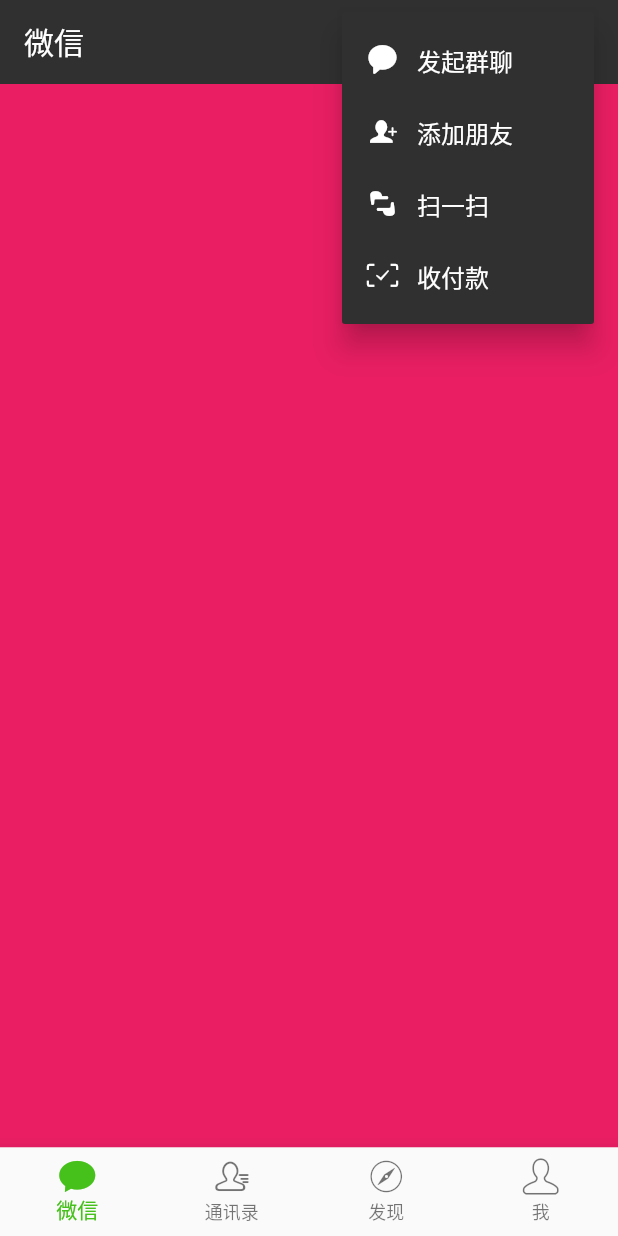
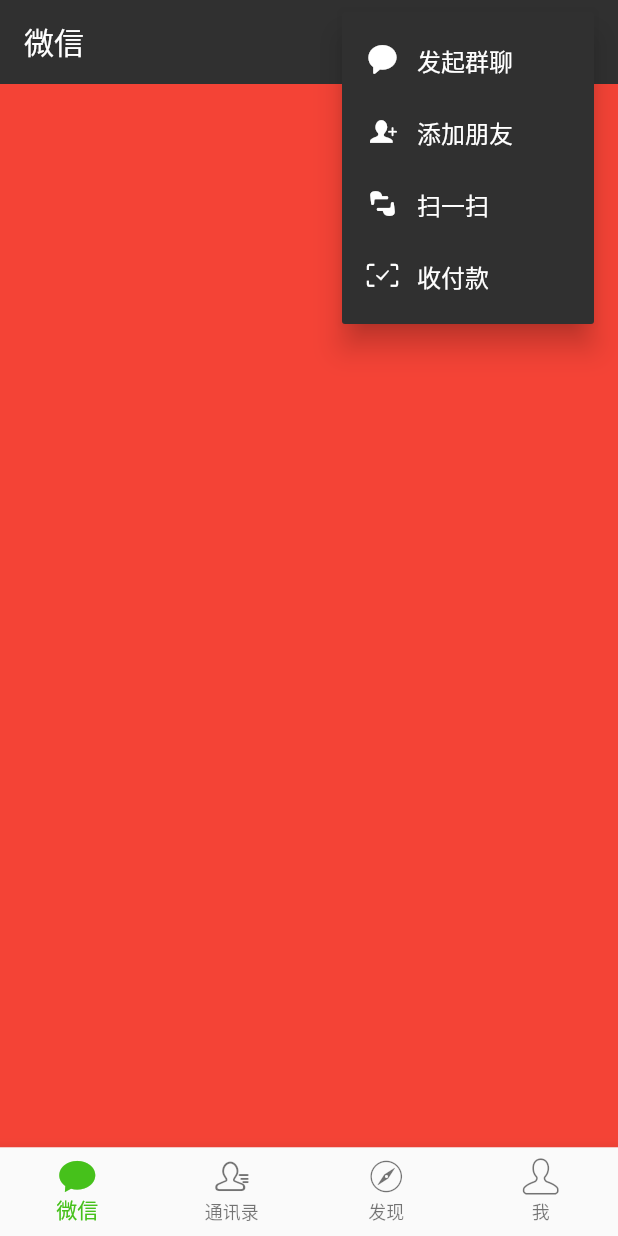
Before and after one commit to zhaoqiyin/wechat_clone, a Flutter app: the screen it shows after launch, after a tap on an icon or button, on a phone screen of 412 x 824 dp. Run offline on Flutter 3.47's test engine with Material 2 defaults, Android fonts, the phone set to English and light mode, and no system bars.

Commit message:
实现底部导航的点击跳转

```diff
--- a/lib/home/home_screen.dart
+++ b/lib/home/home_screen.dart
@@ -23,8 +23,10 @@ class HomeScreen extends StatefulWidget {
 }
 
 class _HomeScreenState extends State<HomeScreen> {
+  PageController _pageController;
   int _currentIndex = 0;
   List<NavigationIconView> _navigationViews;
+  List<Widget> _pages;
 
   void initState() {
     super.initState();
@@ -74,6 +76,13 @@ class _HomeScreenState extends State<HomeScreen> {
         )
       ),
     ];
+    _pageController =PageController(initialPage: _currentIndex);
+    _pages = [
+      Container(color: Colors.red),
+      Container(color: Colors.green),
+      Container(color: Colors.blue),
+      Container(color: Colors.pink),
+    ];
   }
 
   _buildPopupMunuItem(int iconName, String title) {
@@ -101,6 +110,8 @@ class _HomeScreenState extends State<HomeScreen> {
       onTap: (int index){
         setState(() {
           _currentIndex = index;
+
+          _pageController.animateToPage(_currentIndex, duration: Duration(milliseconds: 200), curve: Curves.easeInOut)  ;
         });
       },
     );
@@ -149,8 +160,17 @@ class _HomeScreenState extends State<HomeScreen> {
           Container(width: 16.0),
         ],
       ),
-      body: Container(
-        color: Colors.pink,
+      body: PageView.builder(
+        itemBuilder: (BuildContext context, int index) {
+          return _pages[index];
+        },
+        controller: _pageController,
+        itemCount: _pages.length,
+        onPageChanged: (int index) {
+          setState(() {
+            _currentIndex = index;
+          });
+        },
       ),
       bottomNavigationBar: botNavBar,
     );
```
